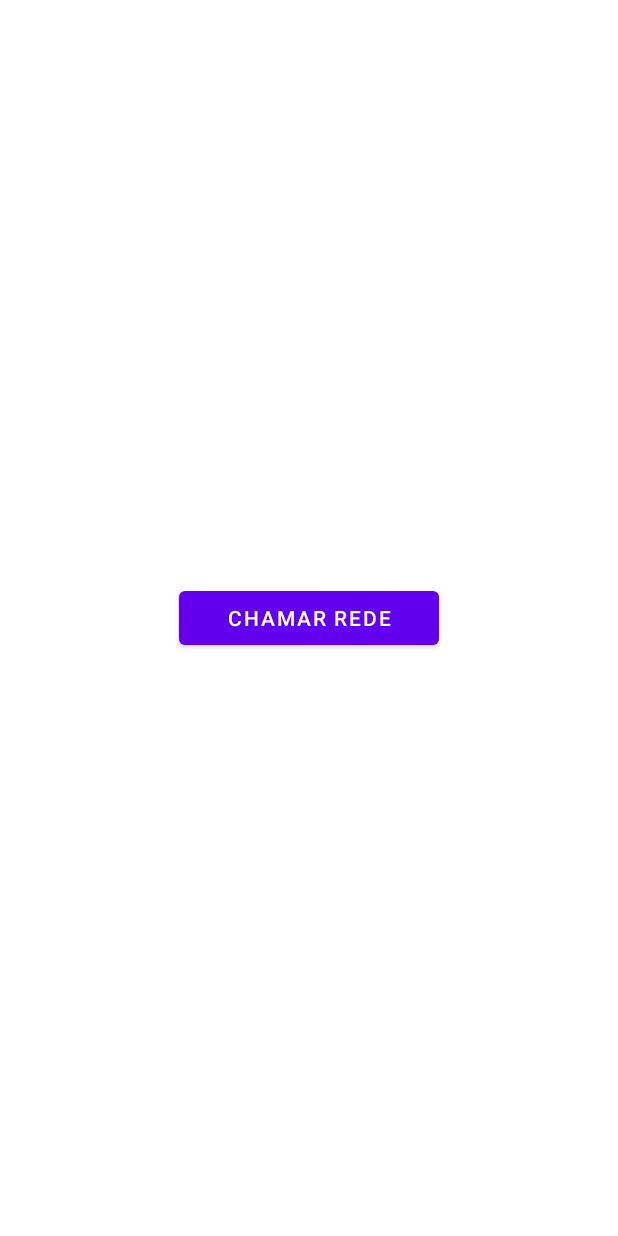
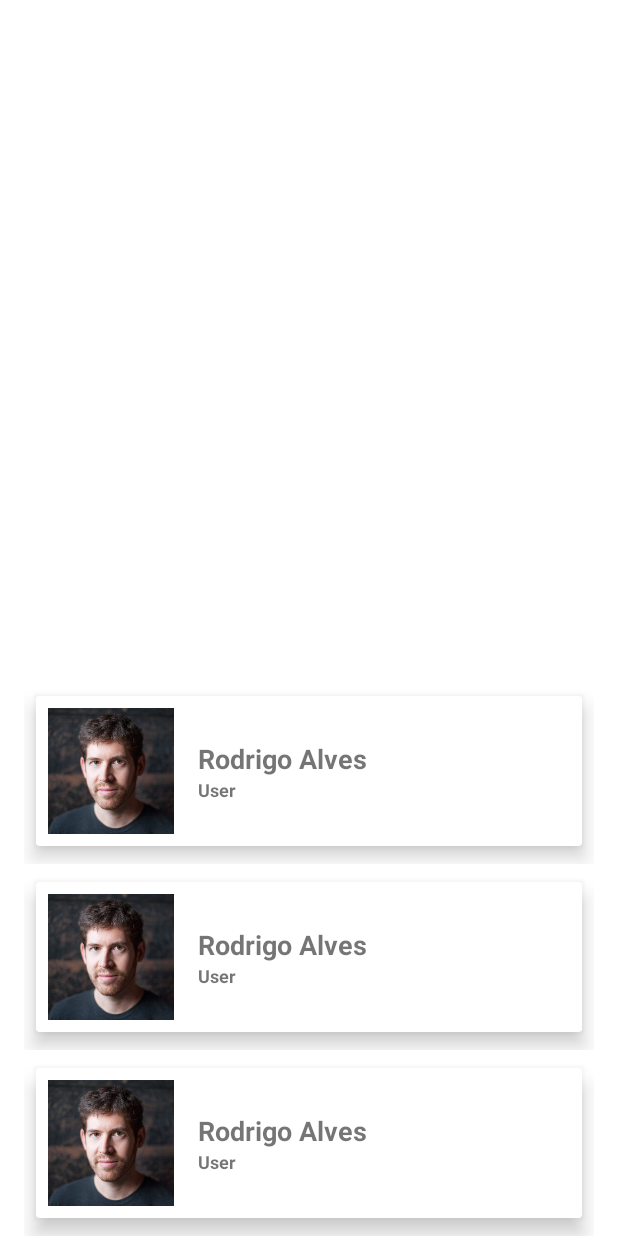
Before and after one commit to rod-sousa/Users, an Android app: the layout activity_main.xml on its own in the app's theme, with its tools: preview values and no code run, on a phone screen of 412 x 824 dp. Run offline under Robolectric (Android 15) with nearby library versions, the phone set to English and light mode, and no system bars; network calls fail.

Commit message:
Implemented recycler and populated by API

```diff
--- a/app/build.gradle
+++ b/app/build.gradle
@@ -52,6 +52,8 @@ dependencies {
 
     implementation 'io.insert-koin:koin-android:3.3.3'
 
+    implementation 'com.github.bumptech.glide:glide:4.15.1'
+
     constraints {
         implementation("org.jetbrains.kotlin:kotlin-stdlib-jdk7:1.8.0") {
             because("kotlin-stdlib-jdk7 is now a part of kotlin-stdlib")
--- a/app/src/main/java/com/example/users/api/UserApi.kt
+++ b/app/src/main/java/com/example/users/api/UserApi.kt
@@ -1,15 +1,15 @@
 package com.example.users.api
 
 import com.example.users.model.User
-import retrofit2.Retrofit
-import retrofit2.converter.gson.GsonConverterFactory
+import retrofit2.Call
+import retrofit2.Response
 import retrofit2.http.GET
 
 interface UserApi {
 
     // TODO - Explicar suspend fun
     @GET("/users")
-    suspend fun getAllUsers() : List<User>
+    suspend fun getAllUsers() : Response<List<User>>
 
 //    // TODO - singleton
 //    companion object {
--- a/app/src/main/java/com/example/users/di/modules/RepositoriesModule.kt
+++ b/app/src/main/java/com/example/users/di/modules/RepositoriesModule.kt
@@ -9,8 +9,8 @@ import org.koin.dsl.module
 //TODO - Ensinando o Koin a criar minhas dependencias
 val repositoriesModule = module {
 
+    //TODO - Já que ensinei ao Koin como criar um userApi, só chamando o get() ele já vai saber qual injetar
     single<UserRepository> {
-        //TODO - Já que ensinei ao Koin como criar um userApi, só chamando o get() ele já vai saber qual injetar
         provideUserRepository(userApi = get())
     }
 }
--- a/app/src/main/java/com/example/users/model/User.kt
+++ b/app/src/main/java/com/example/users/model/User.kt
@@ -3,5 +3,8 @@ package com.example.users.model
 data class User(
     val id: Long,
     val login: String,
-    val avatar_url: String
+    val avatar_url: String,
+    val html_url: String,
+    val type: String,
+    val site_admin: Boolean
 )
--- a/app/src/main/java/com/example/users/repositories/UserRepository.kt
+++ b/app/src/main/java/com/example/users/repositories/UserRepository.kt
@@ -1,7 +1,9 @@
 package com.example.users.repositories
 
 import com.example.users.model.User
+import retrofit2.Call
+import retrofit2.Response
 
 interface UserRepository {
-    suspend fun getAllUsers(): List<User>
+    suspend fun getAllUsers(): Response<List<User>>
 }
--- a/app/src/main/java/com/example/users/repositories/UserRepositoryImpl.kt
+++ b/app/src/main/java/com/example/users/repositories/UserRepositoryImpl.kt
@@ -2,12 +2,14 @@ package com.example.users.repositories
 
 import com.example.users.api.UserApi
 import com.example.users.model.User
+import retrofit2.Call
+import retrofit2.Response
 
 //TODO - Implementa interface explicar (facilita os teste unitarios)
 class UserRepositoryImpl(
     private val userApi: UserApi
 ) : UserRepository {
 
-    override suspend fun getAllUsers(): List<User> = userApi.getAllUsers()
+    override suspend fun getAllUsers(): Response<List<User>> = userApi.getAllUsers()
 
 }
--- a/app/src/main/res/layout/activity_main.xml
+++ b/app/src/main/res/layout/activity_main.xml
@@ -6,15 +6,17 @@
     android:layout_height="match_parent"
     tools:context=".ui.MainActivity">
 
-    <Button
-        android:id="@+id/button"
-        android:layout_width="wrap_content"
+    <androidx.recyclerview.widget.RecyclerView
+        android:id="@+id/rv_users"
+        android:layout_width="match_parent"
         android:layout_height="wrap_content"
-        android:text="Chamar rede"
-        android:paddingHorizontal="32dp"
+        tools:listitem="@layout/res_item_user"
+        android:layout_marginHorizontal="16dp"
+        app:layoutManager="androidx.recyclerview.widget.LinearLayoutManager"
+        app:layout_constraintBottom_toBottomOf="parent"
         app:layout_constraintStart_toStartOf="parent"
-        app:layout_constraintEnd_toEndOf="parent"
-        app:layout_constraintTop_toTopOf="parent"
-        app:layout_constraintBottom_toBottomOf="parent"/>
+        app:layout_constraintEnd_toEndOf="parent"/>
+
+
 
 </androidx.constraintlayout.widget.ConstraintLayout>
--- /dev/null
+++ b/app/src/main/res/layout/res_item_user.xml
@@ -0,0 +1,66 @@
+<?xml version="1.0" encoding="utf-8"?>
+<androidx.constraintlayout.widget.ConstraintLayout xmlns:android="http://schemas.android.com/apk/res/android"
+    android:layout_width="match_parent"
+    android:layout_height="wrap_content"
+    xmlns:app="http://schemas.android.com/apk/res-auto"
+    xmlns:tools="http://schemas.android.com/tools">
+
+    <androidx.cardview.widget.CardView
+        app:cardUseCompatPadding="true"
+        android:layout_width="match_parent"
+        android:layout_height="wrap_content"
+        app:cardCornerRadius="2dp"
+        app:cardElevation="8dp"
+        app:cardPreventCornerOverlap="false"
+        app:layout_constraintTop_toTopOf="parent"
+        app:layout_constraintBottom_toBottomOf="parent"
+        app:layout_constraintEnd_toEndOf="parent"
+        app:layout_constraintStart_toStartOf="parent">
+
+        <androidx.constraintlayout.widget.ConstraintLayout
+            android:layout_width="match_parent"
+            android:layout_height="100dp">
+
+            <ImageView
+                android:id="@+id/iv_avatar"
+                android:layout_width="wrap_content"
+                android:layout_height="0dp"
+                android:layout_margin="8dp"
+                android:adjustViewBounds="true"
+                android:padding="0dp"
+                android:scaleType="fitXY"
+                app:layout_constraintBottom_toBottomOf="parent"
+                app:layout_constraintStart_toStartOf="parent"
+                app:layout_constraintTop_toTopOf="parent"
+                tools:srcCompat="@drawable/person" />
+
+            <TextView
+                android:id="@+id/tv_name_user"
+                android:layout_width="wrap_content"
+                android:layout_height="wrap_content"
+                android:layout_marginStart="16dp"
+                android:textSize="18sp"
+                android:textStyle="bold"
+                app:layout_constraintBottom_toTopOf="@+id/tv_type"
+                app:layout_constraintStart_toEndOf="@id/iv_avatar"
+                app:layout_constraintTop_toTopOf="parent"
+                app:layout_constraintVertical_chainStyle="packed"
+                tools:text="Rodrigo Alves" />
+
+            <TextView
+                android:id="@+id/tv_type"
+                android:layout_width="wrap_content"
+                android:layout_height="wrap_content"
+                android:textSize="12sp"
+                android:textStyle="bold"
+                app:layout_constraintBottom_toBottomOf="parent"
+                app:layout_constraintStart_toStartOf="@id/tv_name_user"
+                app:layout_constraintTop_toBottomOf="@+id/tv_name_user"
+                tools:text="User" />
+
+
+
+        </androidx.constraintlayout.widget.ConstraintLayout>
+    </androidx.cardview.widget.CardView>
+
+</androidx.constraintlayout.widget.ConstraintLayout>
--- a/app/src/main/res/values-night/themes.xml
+++ b/app/src/main/res/values-night/themes.xml
@@ -1,6 +1,6 @@
 <resources xmlns:tools="http://schemas.android.com/tools">
     <!-- Base application theme. -->
-    <style name="Theme.Users" parent="Theme.MaterialComponents.DayNight.DarkActionBar">
+    <style name="Theme.Users" parent="Theme.MaterialComponents.DayNight.NoActionBar">
         <!-- Primary brand color. -->
         <item name="colorPrimary">@color/purple_200</item>
         <item name="colorPrimaryVariant">@color/purple_700</item>
--- a/app/src/main/res/values/themes.xml
+++ b/app/src/main/res/values/themes.xml
@@ -1,6 +1,6 @@
 <resources xmlns:tools="http://schemas.android.com/tools">
     <!-- Base application theme. -->
-    <style name="Theme.Users" parent="Theme.MaterialComponents.DayNight.DarkActionBar">
+    <style name="Theme.Users" parent="Theme.MaterialComponents.DayNight.NoActionBar">
         <!-- Primary brand color. -->
         <item name="colorPrimary">@color/purple_500</item>
         <item name="colorPrimaryVariant">@color/purple_700</item>
```
Also changed, not shown: app/src/main/java/com/example/users/ui/MainActivity.kt (+47 -12 lines), app/src/main/java/com/example/users/ui/adapters/MainAdapter.kt (added, +58 -0 lines), app/src/main/java/com/example/users/viewmodels/UserViewModel.kt (+20 -5 lines), app/src/main/java/com/example/users/viewmodels/factories/UserViewModelFactory.kt (deleted, +0 -16 lines), app/src/main/res/drawable-v24/person.png (added).
